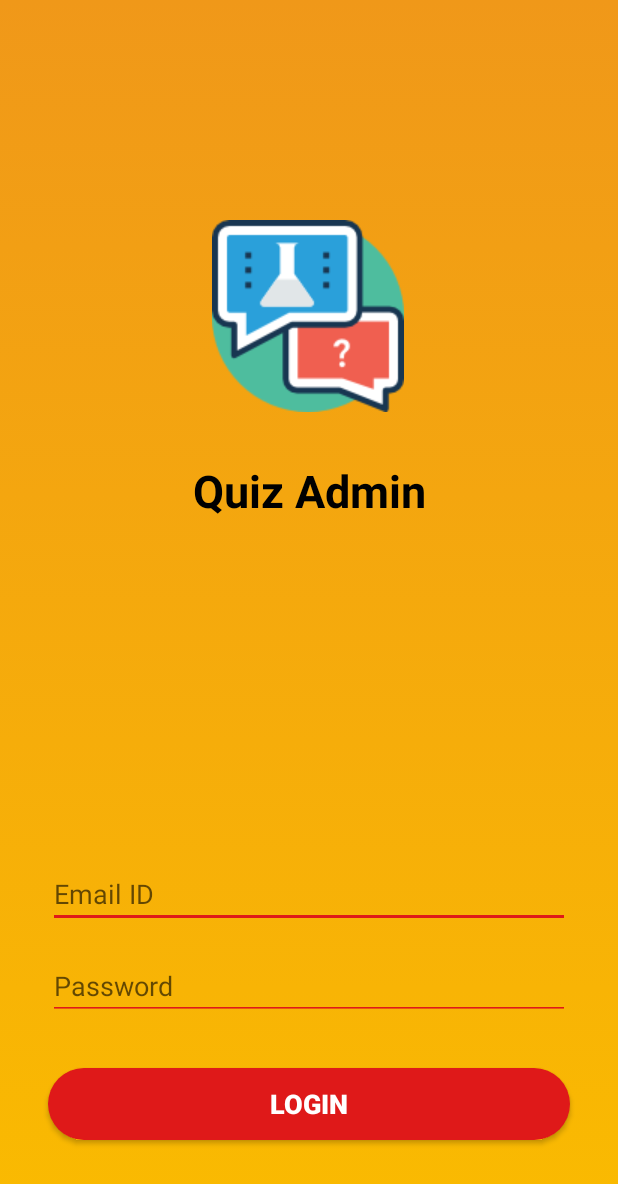
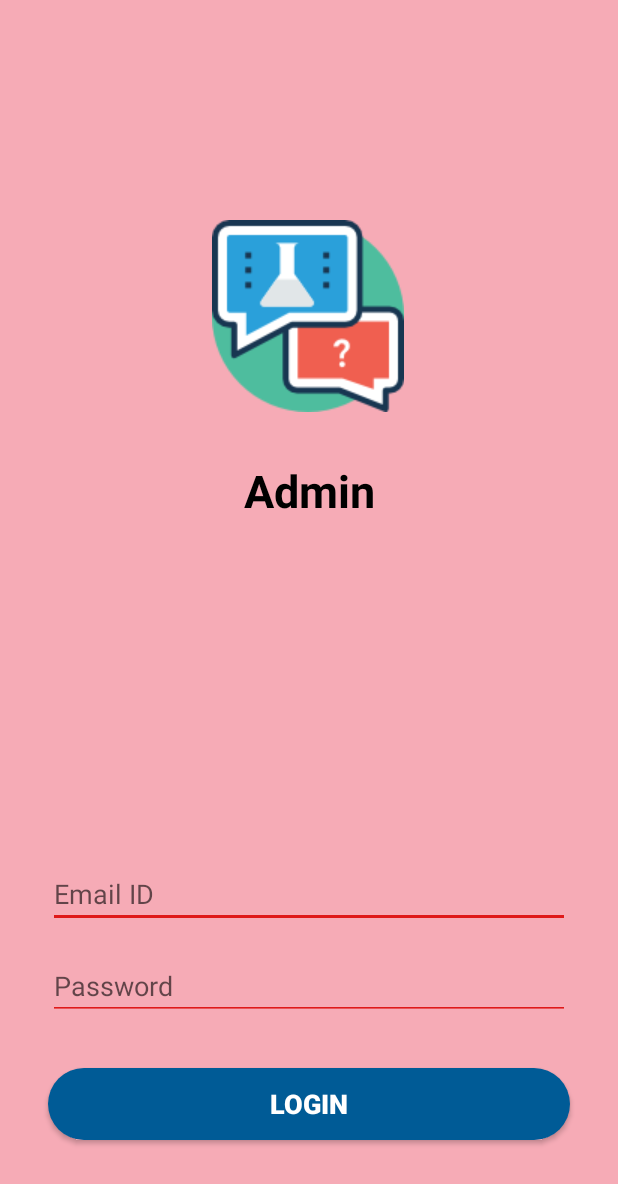
Before and after one commit to Wenrui-Fang/Little-Mathters-App, an Android app: the screen it shows after launch (MainActivity), on a phone screen of 412 x 824 dp. Shown: the top 1184 px of the screen. Run offline under Robolectric (Android 15) with nearby library versions, the phone set to English and light mode, and no system bars; our stand-ins replace Firebase (no records; nobody signed in at launch, a user with empty details on screens opened directly).

Commit message:
admin layout

```diff
--- a/Admin/app/src/main/res/drawable-anydpi/delete_icon.xml
+++ b/Admin/app/src/main/res/drawable-anydpi/delete_icon.xml
@@ -3,7 +3,7 @@
     android:height="24dp"
     android:viewportWidth="24"
     android:viewportHeight="24"
-    android:tint="#FF0009">
+    android:tint="#005b96">
     <path
         android:fillColor="#FF000000"
         android:pathData="M6,19c0,1.1 0.9,2 2,2h8c1.1,0 2,-0.9 2,-2V7H6v12zM19,4h-3.5l-1,-1h-5l-1,1H5v2h14V4z"/>
--- a/Admin/app/src/main/res/drawable/round_corner.xml
+++ b/Admin/app/src/main/res/drawable/round_corner.xml
@@ -2,5 +2,5 @@
 <shape android:shape="rectangle" xmlns:android="http://schemas.android.com/apk/res/android">
 
     <corners android:radius="300dp"></corners>
-    <solid android:color="@color/colorPrimary"></solid>
+    <solid android:color="@color/colorBlue"></solid>
 </shape>
--- a/Admin/app/src/main/res/layout/activity_category.xml
+++ b/Admin/app/src/main/res/layout/activity_category.xml
@@ -11,7 +11,7 @@
         android:id="@+id/toolbar"
         android:layout_width="match_parent"
         android:layout_height="?attr/actionBarSize"
-        android:background="@color/colorPrimary"
+        android:background="@color/colorBlue"
         android:theme="@style/ThemeOverlay.AppCompat.Dark"
         app:layout_constraintEnd_toEndOf="parent"
         app:layout_constraintStart_toStartOf="parent"
@@ -37,7 +37,7 @@
         android:id="@+id/addCatB"
         android:layout_width="0dp"
         android:layout_height="wrap_content"
-        android:background="@color/colorPrimary"
+        android:background="@color/colorBlue"
         android:padding="16dp"
         android:text="Add New Category"
         android:textColor="@color/colorAccent"
--- a/Admin/app/src/main/res/layout/activity_main.xml
+++ b/Admin/app/src/main/res/layout/activity_main.xml
@@ -4,7 +4,7 @@
     xmlns:tools="http://schemas.android.com/tools"
     android:layout_width="match_parent"
     android:layout_height="match_parent"
-    android:background="@drawable/main_background"
+    android:background="@color/backgroundColor"
     tools:context="edu.neu.madcourse.admin.MainActivity">
 
     <ImageView
@@ -26,7 +26,7 @@
         android:layout_height="wrap_content"
         android:layout_marginTop="32dp"
         android:gravity="center"
-        android:text="Quiz Admin"
+        android:text="Admin"
         android:textColor="@android:color/black"
         android:textSize="30sp"
         android:textStyle="bold"
@@ -42,7 +42,7 @@
         android:layout_marginEnd="32dp"
         android:layout_marginBottom="64dp"
         android:background="@drawable/round_corner"
-        android:text="LogIN"
+        android:text="LOGIN"
         android:textColor="@color/colorAccent"
         android:textSize="18sp"
         android:textStyle="bold"
--- a/Admin/app/src/main/res/layout/activity_question_details.xml
+++ b/Admin/app/src/main/res/layout/activity_question_details.xml
@@ -10,7 +10,7 @@
         android:id="@+id/qdetails_toolbar"
         android:layout_width="match_parent"
         android:layout_height="?attr/actionBarSize"
-        android:background="@color/colorPrimary"
+        android:background="@color/colorBlue"
         android:theme="@style/ThemeOverlay.AppCompat.Dark"
         app:layout_constraintEnd_toEndOf="parent"
         app:layout_constraintStart_toStartOf="parent"
@@ -22,7 +22,7 @@
         android:layout_height="wrap_content"
         android:text="Add"
         android:padding="16dp"
-        android:background="@color/colorPrimary"
+        android:background="@color/colorBlue"
         android:textColor="@color/colorAccent"
         android:textSize="20sp"
         android:textStyle="bold"
--- a/Admin/app/src/main/res/layout/activity_questions.xml
+++ b/Admin/app/src/main/res/layout/activity_questions.xml
@@ -11,7 +11,7 @@
         android:id="@+id/q_toolbar"
         android:layout_width="match_parent"
         android:layout_height="?attr/actionBarSize"
-        android:background="@color/colorPrimary"
+        android:background="@color/colorBlue"
         android:theme="@style/ThemeOverlay.AppCompat.Dark"
         app:layout_constraintEnd_toEndOf="parent"
         app:layout_constraintStart_toStartOf="parent"
@@ -37,7 +37,7 @@
         android:id="@+id/addQB"
         android:layout_width="0dp"
         android:layout_height="wrap_content"
-        android:background="@color/colorPrimary"
+        android:background="@color/colorBlue"
         android:padding="16dp"
         android:text="Add New Question"
         android:textColor="@color/colorAccent"
--- a/Admin/app/src/main/res/layout/activity_sets.xml
+++ b/Admin/app/src/main/res/layout/activity_sets.xml
@@ -11,7 +11,7 @@
         android:id="@+id/sa_toolbar"
         android:layout_width="match_parent"
         android:layout_height="?attr/actionBarSize"
-        android:background="@color/colorPrimary"
+        android:background="@color/colorBlue"
         android:theme="@style/ThemeOverlay.AppCompat.Dark"
         app:layout_constraintEnd_toEndOf="parent"
         app:layout_constraintStart_toStartOf="parent"
@@ -37,9 +37,9 @@
         android:id="@+id/addSetB"
         android:layout_width="0dp"
         android:layout_height="wrap_content"
-        android:background="@color/colorPrimary"
+        android:background="@color/colorBlue"
         android:padding="16dp"
-        android:text="Add New Category"
+        android:text="Add New Set"
         android:textColor="@color/colorAccent"
         android:textSize="18sp"
         app:layout_constraintBottom_toBottomOf="parent"
--- a/Admin/app/src/main/res/layout/add_category_dialog.xml
+++ b/Admin/app/src/main/res/layout/add_category_dialog.xml
@@ -32,7 +32,7 @@
         android:layout_marginTop="32dp"
         android:layout_marginEnd="32dp"
         android:layout_marginBottom="32dp"
-        android:background="@color/colorPrimary"
+        android:background="@color/colorBlue"
         android:text="Add"
         android:textColor="@color/colorAccent"
         android:textSize="18sp"
--- a/Admin/app/src/main/res/layout/edit_category_dialog.xml
+++ b/Admin/app/src/main/res/layout/edit_category_dialog.xml
@@ -32,12 +32,13 @@
         android:layout_marginTop="32dp"
         android:layout_marginEnd="32dp"
         android:layout_marginBottom="32dp"
-        android:background="@color/colorPrimary"
+        android:background="@color/colorBlue"
         android:text="UPDATE"
         android:textColor="@color/colorAccent"
         android:textSize="18sp"
         app:layout_constraintBottom_toBottomOf="parent"
         app:layout_constraintEnd_toEndOf="parent"
         app:layout_constraintStart_toStartOf="parent"
-        app:layout_constraintTop_toBottomOf="@+id/ec_cat_name" />
+        app:layout_constraintTop_toBottomOf="@+id/ec_cat_name"
+        app:layout_constraintVertical_bias="0.0" />
 </android.support.constraint.ConstraintLayout>
--- a/Admin/app/src/main/res/layout/loading_progressbar.xml
+++ b/Admin/app/src/main/res/layout/loading_progressbar.xml
@@ -13,7 +13,7 @@
         android:layout_marginStart="16dp"
         android:layout_marginTop="16dp"
         android:layout_marginBottom="16dp"
-        android:indeterminateTint="@color/colorPrimary"
+        android:indeterminateTint="@color/colorBlue"
         app:layout_constraintBottom_toBottomOf="parent"
         app:layout_constraintStart_toStartOf="parent"
         app:layout_constraintTop_toTopOf="parent" />
--- a/Admin/app/src/main/res/values/colors.xml
+++ b/Admin/app/src/main/res/values/colors.xml
@@ -3,4 +3,7 @@
     <color name="colorPrimary">#DF1919</color>
     <color name="colorPrimaryDark">#9B1515</color>
     <color name="colorAccent">#FFFFFF</color>
+    <color name="colorBlue">#005b96</color>
+    <color name="colorPink">#f6abb6</color>
+<color name="backgroundColor">#f6abb6</color>
 </resources>
```
